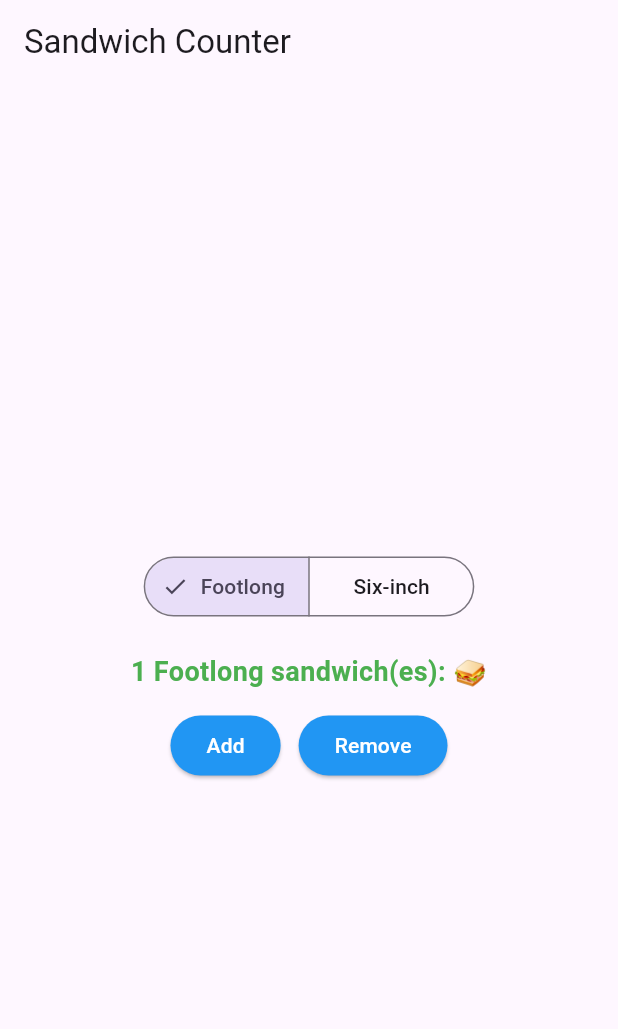
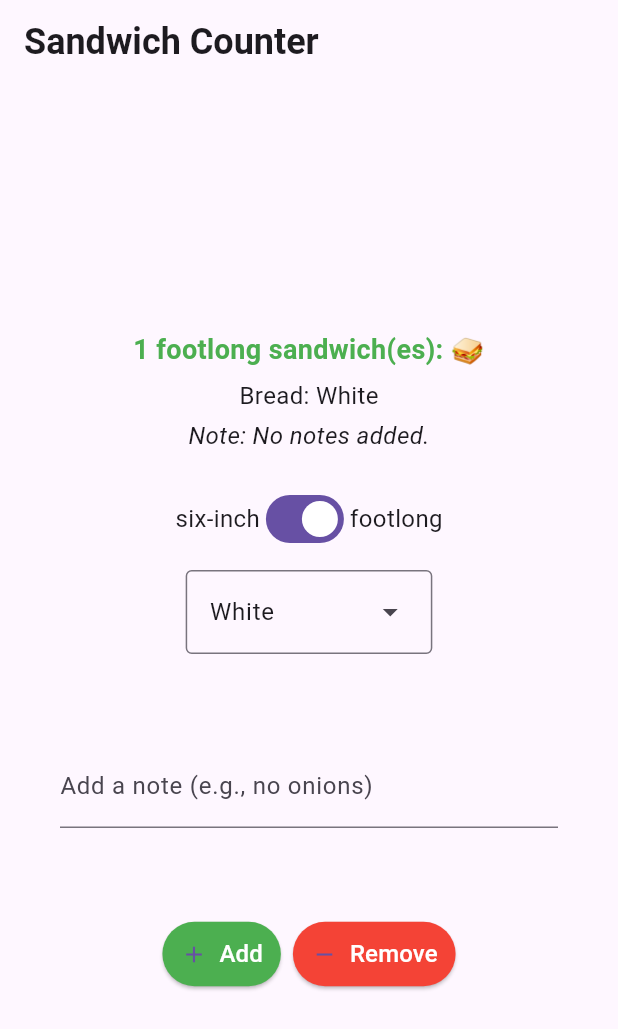
Before and after one commit to Kafanga365/sandwich_shop, a Flutter app: the screen it shows after launch, after a tap on "Add", on a phone screen of 412 x 824 dp. Shown: the top 1029 px of the screen. Run offline on Flutter 3.47's test engine with Material 3 defaults, Android fonts, the phone set to English and light mode, and no system bars.

Commit message:
Create a repository class, implement the missing OrderItemDisplay and StyledButton, and the BreadType classes

```diff
--- a/sandwich_shop/lib/main.dart
+++ b/sandwich_shop/lib/main.dart
@@ -1,5 +1,49 @@
 import 'package:flutter/material.dart';
 import 'package:sandwich_shop/views/app_styles.dart';
+import 'package:sandwich_shop/repositories/order_repository.dart';
+
+enum BreadType { white, wheat, multigrain }
+
+extension BreadTypeName on BreadType {
+  String get name {
+    switch (this) {
+      case BreadType.white:
+        return 'White';
+      case BreadType.wheat:
+        return 'Wheat';
+      case BreadType.multigrain:
+        return 'Multigrain';
+    }
+  }
+}
+
+class StyledButton extends StatelessWidget {
+  final VoidCallback? onPressed;
+  final IconData icon;
+  final String label;
+  final Color backgroundColor;
+
+  const StyledButton({
+    super.key,
+    required this.onPressed,
+    required this.icon,
+    required this.label,
+    required this.backgroundColor,
+  });
+
+  @override
+  Widget build(BuildContext context) {
+    return ElevatedButton.icon(
+      onPressed: onPressed,
+      icon: Icon(icon, size: 18),
+      label: Text(label, style: normalText.copyWith(color: Colors.white)),
+      style: ElevatedButton.styleFrom(
+        backgroundColor: backgroundColor,
+        padding: const EdgeInsets.symmetric(horizontal: 12, vertical: 10),
+      ),
+    );
+  }
+}
 
 void main() {
   runApp(const App());
@@ -29,78 +73,139 @@ class OrderScreen extends StatefulWidget {
 }
 
 class _OrderScreenState extends State<OrderScreen> {
-  int _quantity = 0;
-  // selected sandwich size
-  String _selectedSize = 'Footlong';
+  late final OrderRepository _orderRepository;
+  final TextEditingController _notesController = TextEditingController();
+  bool _isFootlong = true;
+  BreadType _selectedBreadType = BreadType.white;
 
-  void _increaseQuantity() {
-    if (_quantity < widget.maxQuantity) {
-      setState(() => _quantity++);
+  @override
+  void initState() {
+    super.initState();
+    _orderRepository = OrderRepository(maxQuantity: widget.maxQuantity);
+    _notesController.addListener(() {
+      setState(() {});
+    });
+  }
+
+  @override
+  void dispose() {
+    _notesController.dispose();
+    super.dispose();
+  }
+
+  VoidCallback? _getIncreaseCallback() {
+    if (_orderRepository.canIncrement) {
+      return () => setState(_orderRepository.increment);
+    }
+    return null;
+  }
+
+  VoidCallback? _getDecreaseCallback() {
+    if (_orderRepository.canDecrement) {
+      return () => setState(_orderRepository.decrement);
+    }
+    return null;
+  }
+
+  void _onSandwichTypeChanged(bool value) {
+    setState(() => _isFootlong = value);
+  }
+
+  void _onBreadTypeSelected(BreadType? value) {
+    if (value != null) {
+      setState(() => _selectedBreadType = value);
     }
   }
 
-  void _decreaseQuantity() {
-    if (_quantity > 0) {
-      setState(() => _quantity--);
+  List<DropdownMenuEntry<BreadType>> _buildDropdownEntries() {
+    List<DropdownMenuEntry<BreadType>> entries = [];
+    for (BreadType bread in BreadType.values) {
+      DropdownMenuEntry<BreadType> newEntry = DropdownMenuEntry<BreadType>(
+        value: bread,
+        label: bread.name,
+      );
+      entries.add(newEntry);
     }
+    return entries;
   }
 
   @override
   Widget build(BuildContext context) {
+    String sandwichType = 'footlong';
+    if (!_isFootlong) {
+      sandwichType = 'six-inch';
+    }
+
+    String noteForDisplay;
+    if (_notesController.text.isEmpty) {
+      noteForDisplay = 'No notes added.';
+    } else {
+      noteForDisplay = _notesController.text;
+    }
+
     return Scaffold(
       appBar: AppBar(
-        title: const Text('Sandwich Counter'),
+        title: const Text(
+          'Sandwich Counter',
+          style: heading1,
+        ),
       ),
       body: Center(
         child: Column(
           mainAxisAlignment: MainAxisAlignment.center,
           children: <Widget>[
-            // Size selector (Material 3 SegmentedButton)
-            Padding(
-              padding: const EdgeInsets.symmetric(vertical: 8.0),
-              child: SegmentedButton<String>(
-                segments: const <ButtonSegment<String>>[
-                  ButtonSegment(value: 'Footlong', label: Text('Footlong')),
-                  ButtonSegment(value: 'Six-inch', label: Text('Six-inch')),
-                ],
-                selected: <String>{_selectedSize},
-                onSelectionChanged: (Set<String> newSelection) {
-                  setState(() {
-                    // take the first (and only) selected value
-                    _selectedSize = newSelection.first;
-                  });
-                },
+            OrderItemDisplay(
+              quantity: _orderRepository.quantity,
+              itemType: sandwichType,
+              breadType: _selectedBreadType,
+              orderNote: noteForDisplay,
             ),
-            ),
-            const SizedBox(height: 12.0),
-            OrderItemDisplay(
-              _quantity,
-              _selectedSize,
-            ),
-            const SizedBox(height: 12.0),
+            const SizedBox(height: 20),
             Row(
               mainAxisAlignment: MainAxisAlignment.center,
               children: [
-                SizedBox(
-                  child: ElevatedButton(
-                    onPressed: _increaseQuantity,
-                    style: ElevatedButton.styleFrom(
-                      backgroundColor: Colors.blue,
-                      foregroundColor: Colors.white,
+                const Text('six-inch', style: normalText),
+                Switch(
+                  value: _isFootlong,
+                  onChanged: _onSandwichTypeChanged,
                 ),
-                    child: const Text('Add'),
+                const Text('footlong', style: normalText),
+              ],
+            ),
+            const SizedBox(height: 10),
+            DropdownMenu<BreadType>(
+              textStyle: normalText,
+              initialSelection: _selectedBreadType,
+              onSelected: _onBreadTypeSelected,
+              dropdownMenuEntries: _buildDropdownEntries(),
+            ),
+            const SizedBox(height: 20),
+            Padding(
+              padding: const EdgeInsets.all(40.0),
+              child: TextField(
+                key: const Key('notes_textfield'),
+                controller: _notesController,
+                decoration: const InputDecoration(
+                  labelText: 'Add a note (e.g., no onions)',
                 ),
               ),
-                const SizedBox(width: 12.0),
-                SizedBox(
-                  child: ElevatedButton(
-                    onPressed: _decreaseQuantity,
-                    style: ElevatedButton.styleFrom(
-                      backgroundColor: Colors.blue,
-                      foregroundColor: Colors.white,
             ),
-                    child: const Text('Remove'),
+            const SizedBox(height: 20),
+            Row(
+              mainAxisAlignment: MainAxisAlignment.center,
+              children: [
+                StyledButton(
+                  onPressed: _getIncreaseCallback(),
+                  icon: Icons.add,
+                  label: 'Add',
+                  backgroundColor: Colors.green,
                 ),
+                const SizedBox(width: 8),
+                StyledButton(
+                  onPressed: _getDecreaseCallback(),
+                  icon: Icons.remove,
+                  label: 'Remove',
+                  backgroundColor: Colors.red,
                 ),
               ],
             ),
@@ -114,12 +219,23 @@ class _OrderScreenState extends State<OrderScreen> {
 class OrderItemDisplay extends StatelessWidget {
   final int quantity;
   final String itemType;
+  final BreadType breadType;
+  final String orderNote;
 
-  const OrderItemDisplay(this.quantity, this.itemType, {super.key});
+  const OrderItemDisplay({
+    super.key,
+    required this.quantity,
+    required this.itemType,
+    required this.breadType,
+    required this.orderNote,
+  });
 
   @override
   Widget build(BuildContext context) {
-    return Text(
+    return Column(
+      mainAxisSize: MainAxisSize.min,
+      children: [
+        Text(
           '$quantity $itemType sandwich(es): ${'🥪' * quantity}',
           style: normalText.copyWith(
             color: Colors.green,
@@ -127,6 +243,13 @@ class OrderItemDisplay extends StatelessWidget {
             fontSize: 18.0,
           ),
           textAlign: TextAlign.center,
+        ),
+        const SizedBox(height: 6),
+        Text('Bread: ${breadType.name}', style: normalText),
+        const SizedBox(height: 4),
+        Text('Note: $orderNote',
+            style: normalText.copyWith(fontStyle: FontStyle.italic)),
+      ],
     );
   }
 }
--- /dev/null
+++ b/sandwich_shop/lib/repositories/order_repository.dart
@@ -0,0 +1,23 @@
+class OrderRepository {
+  int _quantity = 0;
+  final int maxQuantity;
+
+  OrderRepository({required this.maxQuantity});
+
+  int get quantity => _quantity;
+
+  bool get canIncrement => _quantity < maxQuantity;
+  bool get canDecrement => _quantity > 0;
+
+  void increment() {
+    if (canIncrement) {
+      _quantity++;
+    }
+  }
+
+  void decrement() {
+    if (canDecrement) {
+      _quantity--;
+    }
+  }
+}
```
Lines whose indentation alone changed are shown as unchanged.
